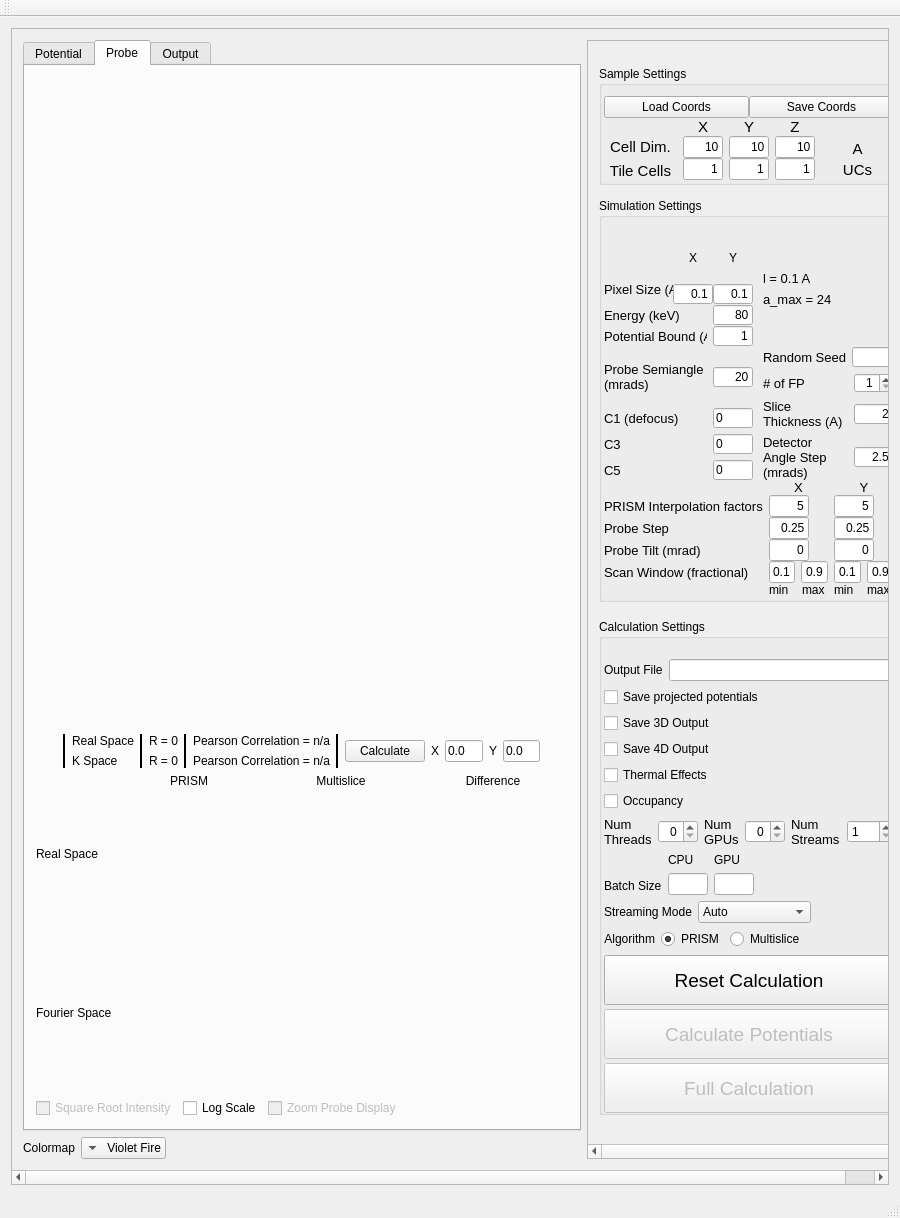
Above: Qt/prismmainwindow.ui from prism-em/prismatic before the change. Below: the same form after it.
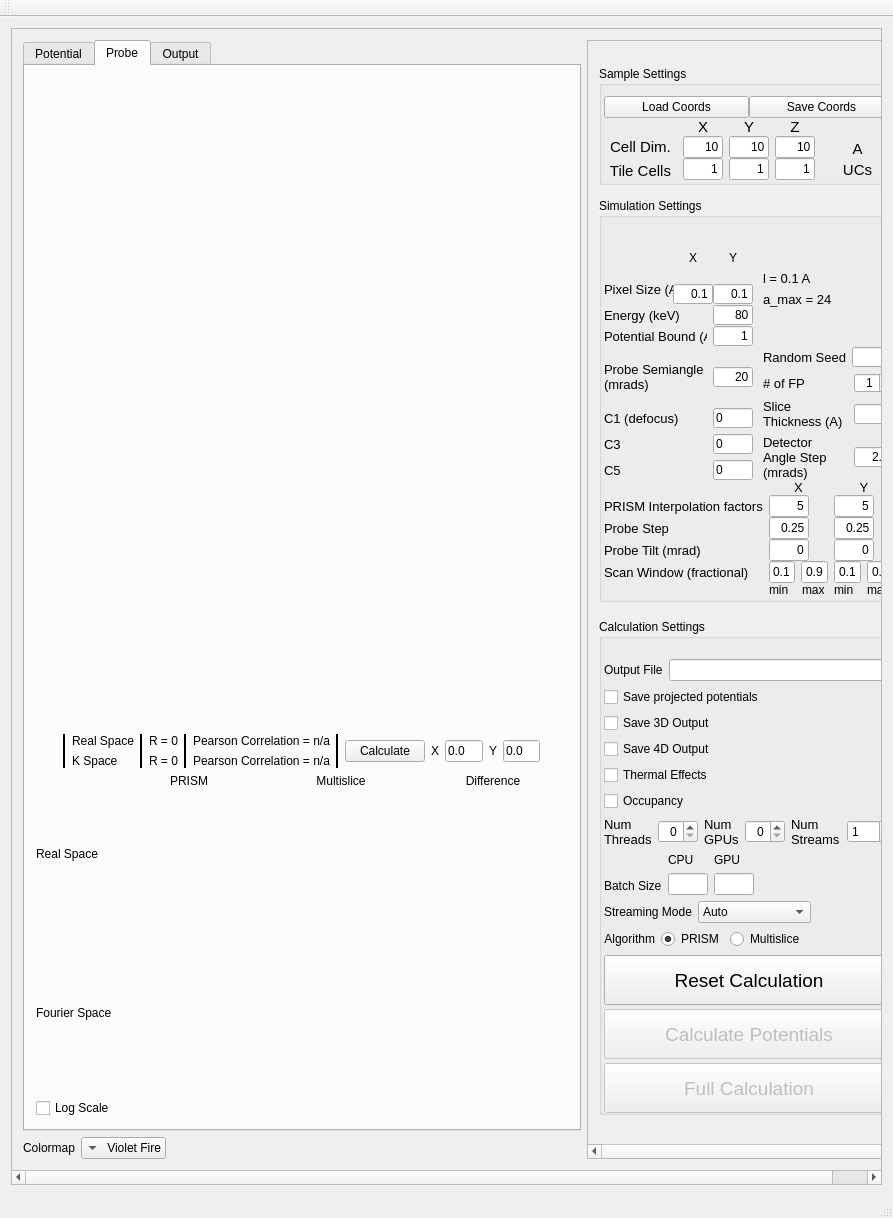
That is the form after the change. The open tabs and pages were chosen to show the change. Icons and pictures are not drawn.

Commit message: fixing probe images

The edit to the form file:
```diff
--- a/Qt/prismmainwindow.ui
+++ b/Qt/prismmainwindow.ui
@@ -6,14 +6,14 @@
    <rect>
     <x>0</x>
     <y>0</y>
-    <width>900</width>
+    <width>893</width>
     <height>1218</height>
    </rect>
   </property>
   <property name="maximumSize">
    <size>
-    <width>900</width>
-    <height>1536</height>
+    <width>9999999</width>
+    <height>9999999</height>
    </size>
   </property>
   <property name="windowTitle">
@@ -860,33 +860,16 @@
                 </item>
                 <item>
                  <layout class="QHBoxLayout" name="horizontalLayout_43">
-                  <item>
-                   <widget class="QCheckBox" name="checkBox_sqrtIntensity2">
-                    <property name="enabled">
-                     <bool>false</bool>
-                    </property>
-                    <property name="text">
-                     <string>Square Root Intensity</string>
-                    </property>
-                   </widget>
-                  </item>
                   <item>
                    <widget class="QCheckBox" name="checkBox_log">
+                    <property name="enabled">
+                     <bool>true</bool>
+                    </property>
                     <property name="text">
                      <string>Log Scale</string>
                     </property>
                    </widget>
                   </item>
-                  <item>
-                   <widget class="QCheckBox" name="checkBox_zoomProbe">
-                    <property name="enabled">
-                     <bool>false</bool>
-                    </property>
-                    <property name="text">
-                     <string>Zoom Probe Display</string>
-                    </property>
-                   </widget>
-                  </item>
                   <item>
                    <spacer name="horizontalSpacer_5">
                     <property name="orientation">
```
Left out of the diff: 18 changed lines with no effect on the pictures. The commit also changes 4 other files.
